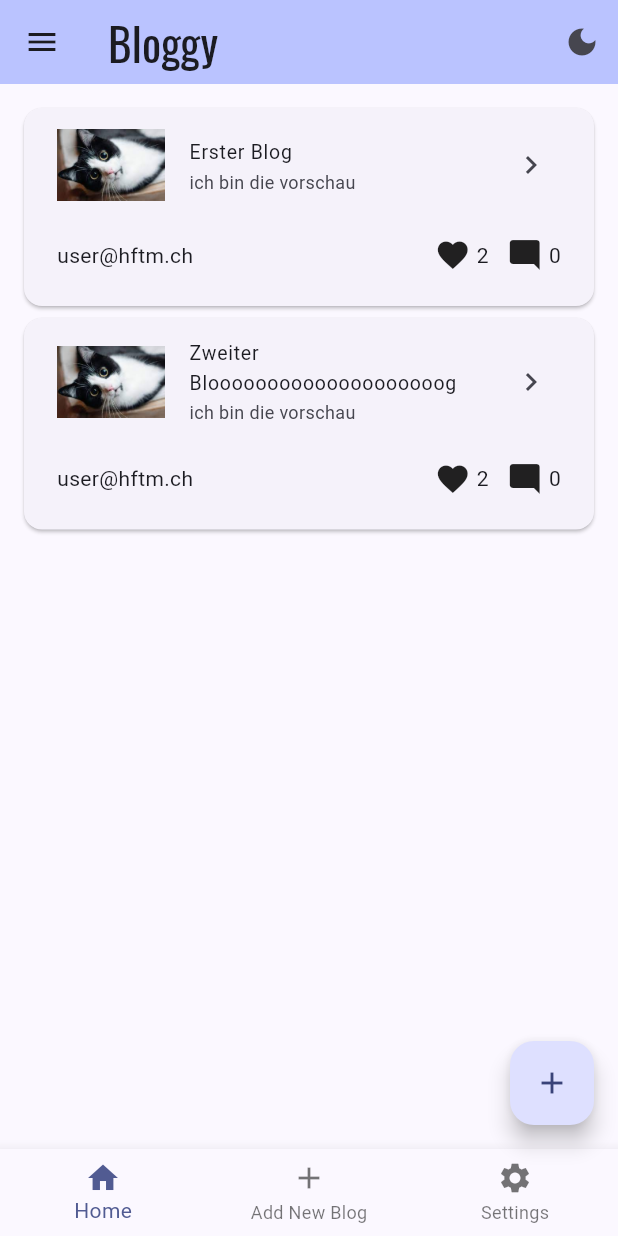
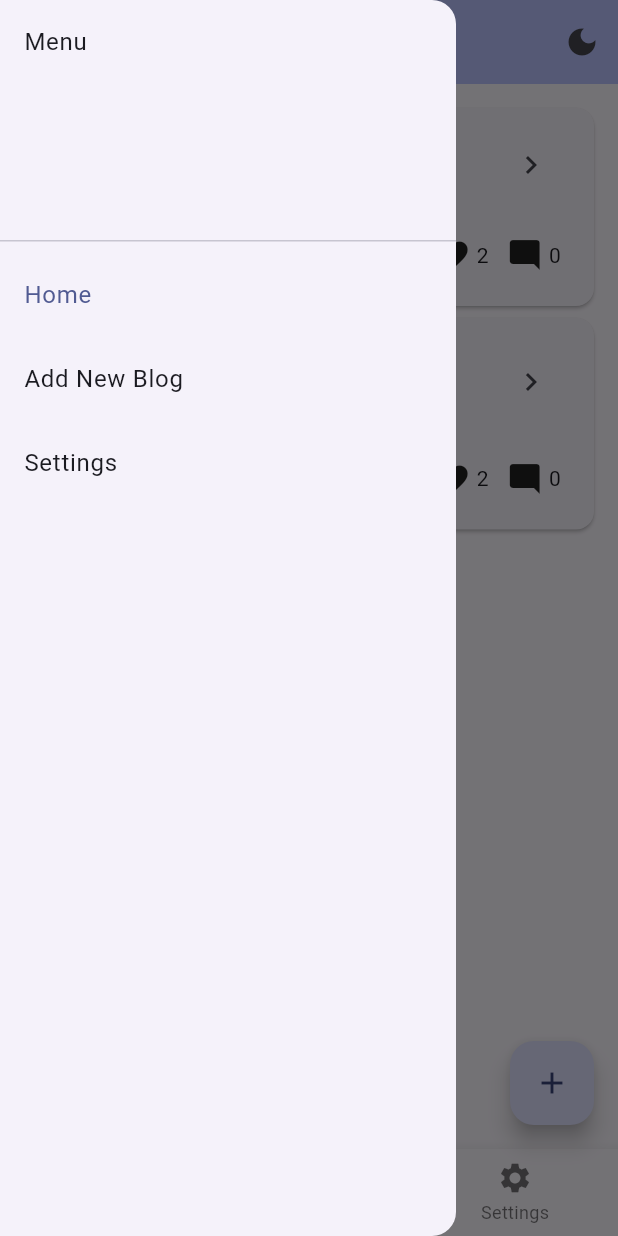
Before and after one commit to JasminKeller/blogApp, a Flutter app: the screen it shows after launch, with the side drawer open (before the commit the screen has no drawer), on a phone screen of 412 x 824 dp. Run offline on Flutter 3.47's test engine with Material 3 defaults, Android fonts, the phone set to English and light mode, and no system bars; our stand-ins replace google_fonts.

Commit message:
Drawer added

```diff
--- a/lib/screens/home_screen.dart
+++ b/lib/screens/home_screen.dart
@@ -66,11 +66,6 @@ class _HomeScreenState extends State<HomeScreen> {
       appBar: AppBar(
         backgroundColor: Theme.of(context).colorScheme.inversePrimary,
         title: Text(widget.title),
-        // centerTitle: true,
-        leading: IconButton(
-          icon: const Icon(Icons.menu),
-          onPressed: () {},
-        ),
        actions: [
          IconButton(
            icon: Icon(isDarkMode ? Icons.light_mode : Icons.dark_mode),
@@ -81,6 +76,38 @@ class _HomeScreenState extends State<HomeScreen> {
        ],
       ),
       body: _screens[_selectedIndex],
+      drawer: Drawer(
+        child: ListView(
+          padding: EdgeInsets.zero,
+          children: [
+            DrawerHeader(child: Text('Menu')),
+            ListTile(
+              title: Text('Home'),
+              selected: _selectedIndex == 0,
+              onTap: (){
+                _navigationBottomBar(0);
+                Navigator.pop(context);
+              }
+            ),
+            ListTile(
+                title: Text('Add New Blog'),
+                selected: _selectedIndex == 1,
+                onTap: (){
+                  _navigationBottomBar(1);
+                  Navigator.pop(context);
+                }
+            ),
+            ListTile(
+                title: Text('Settings'),
+                selected: _selectedIndex == 2,
+                onTap: (){
+                  _navigationBottomBar(2);
+                  Navigator.pop(context);
+                }
+            )
+          ],
+        ),
+      ),
       floatingActionButton: FloatingActionButton(
         onPressed: () {
           Blog newBlog = Blog(title: 'Neu erstellter Blog', content: 'Inhalt des Neu erstellter Blog',contentPreview: 'ich bin die vorschau des Neu erstellter Blog', likes: 0, comments: 0, author: 'user@hftm.ch');
```
